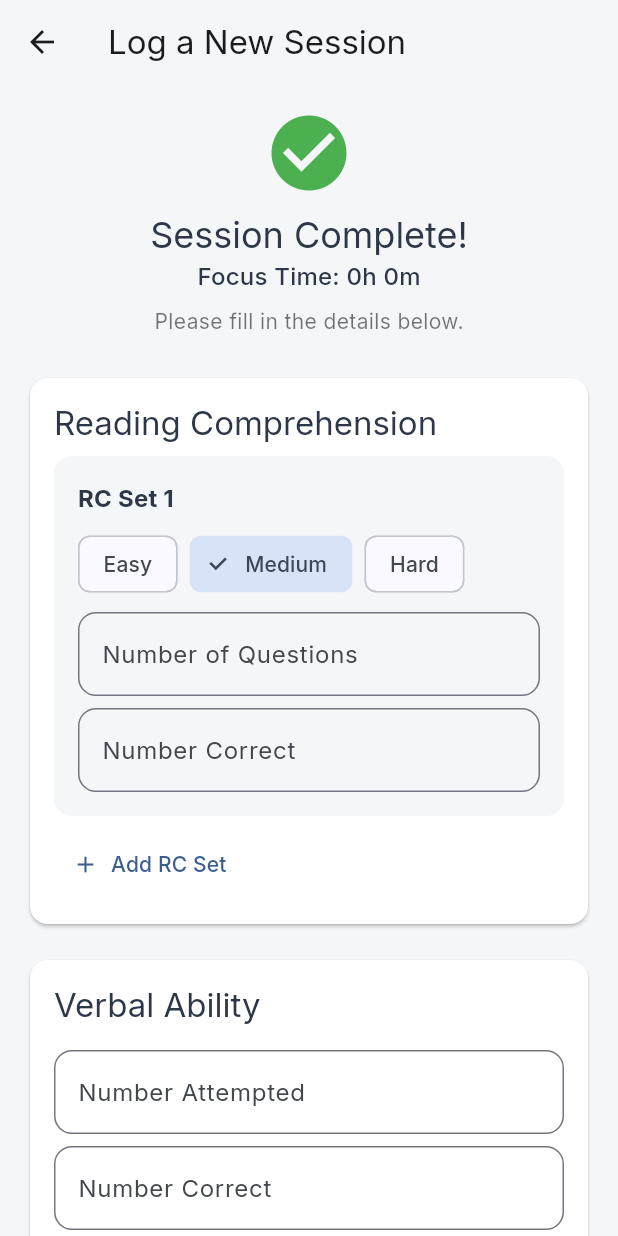
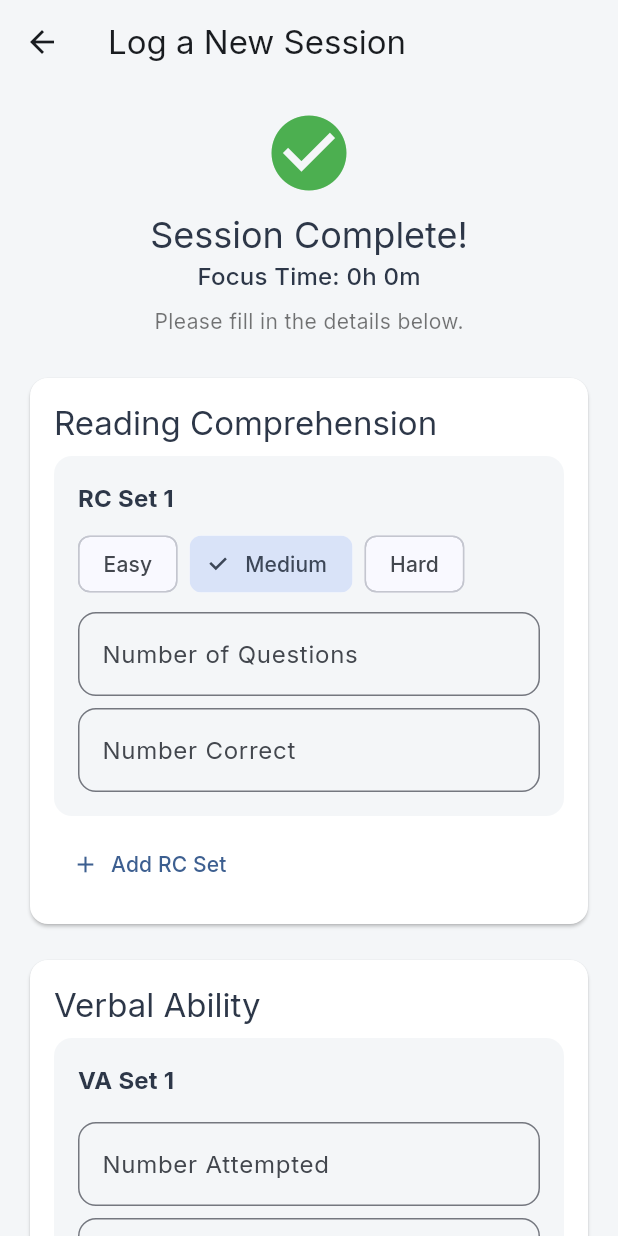
Before and after one commit to Jinil-Chandarana/CATanalysis, a Flutter app: the LogSessionScreen screen opened directly, after a tap on "Start", after a tap on "Pause", after a tap on "End Session", on a phone screen of 412 x 824 dp. Run offline on Flutter 3.47's test engine with Material 3 defaults, Android fonts, the phone set to English and light mode, and no system bars; our stand-ins replace fl_chart, flutter_riverpod, google_fonts, hive, hive_flutter; accounts and stored records are empty.

Commit message:
va better

```diff
--- a/lib/models/study_session.dart
+++ b/lib/models/study_session.dart
@@ -2,6 +2,7 @@ import 'package:hive/hive.dart';
 
 part 'study_session.g.dart';
 
+// (Enums and Extensions are unchanged)
 @HiveType(typeId: 0)
 enum Subject {
   @HiveField(0)
@@ -46,6 +47,7 @@ extension DifficultyExtension on Difficulty {
 
 @HiveType(typeId: 1)
 class StudySession extends HiveObject {
+  // (Fields are unchanged)
   @HiveField(0)
   late String id;
   @HiveField(1)
@@ -71,6 +73,7 @@ class StudySession extends HiveObject {
     required this.metrics,
   });
 
+  // (Getters for notes, review, etc., are unchanged)
   double get focusPercentage {
     if (seatingDuration.inSeconds == 0) return 0.0;
     return focusDuration.inSeconds / seatingDuration.inSeconds;
@@ -81,7 +84,7 @@ class StudySession extends HiveObject {
   List<String> get tags => (metrics['tags'] as List?)?.cast<String>() ?? [];
   String? get taskName => metrics['task_name'] as String?;
 
-  // --- GETTERS FOR VARC ---
+  // --- GETTERS FOR VARC (UPDATED) ---
   List<Map> get _rcSets => (metrics['rc_sets'] as List?)?.cast<Map>() ?? [];
   int get rcTotalAttempted =>
       _rcSets.fold(0, (prev, set) => prev + ((set['questions'] ?? 0) as int));
@@ -92,21 +95,21 @@ class StudySession extends HiveObject {
   double get rcTimePerQuestion =>
       rcTotalAttempted > 0 ? focusDuration.inSeconds / rcTotalAttempted : 0.0;
 
-  int get vaTotalAttempted => (metrics['va_attempted'] ?? 0) as int;
-  int get vaTotalCorrect => (metrics['va_correct'] ?? 0) as int;
+  // --- NEW: Logic to handle multiple VA sets ---
+  List<Map> get vaSets => (metrics['va_sets'] as List?)?.cast<Map>() ?? [];
+  int get vaTotalAttempted =>
+      vaSets.fold(0, (prev, set) => prev + ((set['attempted'] ?? 0) as int));
+  int get vaTotalCorrect =>
+      vaSets.fold(0, (prev, set) => prev + ((set['correct'] ?? 0) as int));
   double get vaAccuracy =>
       vaTotalAttempted > 0 ? vaTotalCorrect / vaTotalAttempted : 0.0;
 
-  // --- GETTERS FOR LRDI ---
+  // (Getters for LRDI and QA are unchanged)
   List<Map> get _lrdiSets => (metrics['lrdi_sets'] as List?)?.cast<Map>() ?? [];
-
-  // --- FIX: Corrected the return type to List<Map> and renamed for clarity ---
   List<Map> get lrdiSoloSets =>
       _lrdiSets.where((set) => (set['is_solo'] ?? false) as bool).toList();
-
   int get lrdiSetsAttempted => _lrdiSets.length;
-  int get lrdiSetsSoloCount => lrdiSoloSets.length; // Use the corrected getter
-
+  int get lrdiSetsSoloCount => lrdiSoloSets.length;
   int get lrdiSoloTotalAttempted => lrdiSoloSets.fold(
       0, (prev, set) => prev + ((set['questions'] ?? 0) as int));
   int get lrdiSoloTotalCorrect => lrdiSoloSets.fold(
@@ -116,8 +119,6 @@ class StudySession extends HiveObject {
       : 0.0;
   double get lrdiTimePerSet =>
       lrdiSetsAttempted > 0 ? focusDuration.inMinutes / lrdiSetsAttempted : 0.0;
-
-  // --- GETTERS FOR QA ---
   int get qaTotalAttempted => (metrics['questionsAttempted'] ?? 0) as int;
   int get qaTotalCorrect => (metrics['questionsCorrect'] ?? 0) as int;
   double get qaAccuracy =>
--- a/lib/screens/detail/section_detail_screen.dart
+++ b/lib/screens/detail/section_detail_screen.dart
@@ -13,7 +13,6 @@ class SectionDetailScreen extends ConsumerWidget {
 
   @override
   Widget build(BuildContext context, WidgetRef ref) {
-    // This build method is correct and remains unchanged
     final sessionsProvider = switch (subject) {
       Subject.varc => varcSessionsProvider,
       Subject.lrdi => lrdiSessionsProvider,
@@ -67,12 +66,10 @@ class SectionDetailScreen extends ConsumerWidget {
     );
   }
 
-  // --- WIDGET REDESIGNED with a clean Linear Progress Bar ---
   Widget _buildSessionCard(
       BuildContext context, StudySession session, WidgetRef ref) {
-    // Create a single list of all stat widgets for this session
     final List<Widget> statRows = [
-      ..._getMetricsWidgets(session), // Subject-specific metrics
+      ..._getMetricsWidgets(session),
     ];
 
     return Card(
@@ -80,12 +77,10 @@ class SectionDetailScreen extends ConsumerWidget {
       elevation: 4,
       shadowColor: Colors.black.withOpacity(0.08),
       shape: RoundedRectangleBorder(borderRadius: BorderRadius.circular(16)),
-      clipBehavior:
-          Clip.antiAlias, // Important for the notes section background
+      clipBehavior: Clip.antiAlias,
       child: Column(
         crossAxisAlignment: CrossAxisAlignment.start,
         children: [
-          // --- HEADER: Date, Time, and Delete Button ---
           Padding(
             padding: const EdgeInsets.fromLTRB(16, 16, 8, 12),
             child: Row(
@@ -118,17 +113,12 @@ class SectionDetailScreen extends ConsumerWidget {
               ],
             ),
           ),
-
-          // --- DIVIDER: Cleanly separates header from data ---
           const Divider(height: 1),
-
-          // --- STATS AND PROGRESS BAR SECTION ---
           Padding(
             padding: const EdgeInsets.all(16.0),
             child: Column(
               crossAxisAlignment: CrossAxisAlignment.start,
               children: [
-                // The list of text-based stats
                 ListView.separated(
                   itemCount: statRows.length,
                   shrinkWrap: true,
@@ -137,15 +127,12 @@ class SectionDetailScreen extends ConsumerWidget {
                   separatorBuilder: (context, index) =>
                       const SizedBox(height: 10),
                 ),
-                // --- THIS IS THE ONLY CHANGE: Reduced the spacing from 16 to 12 ---
+                // --- SPACING FIX: Reduced from 16 to 12 ---
                 const SizedBox(height: 12),
-                // The new, cool linear progress bar
                 _buildFocusIndicatorBar(session),
               ],
             ),
           ),
-
-          // --- NOTES SECTION (if available) ---
           if (session.notes != null && session.notes!.isNotEmpty)
             _buildNotesSection(session),
         ],
@@ -153,7 +140,6 @@ class SectionDetailScreen extends ConsumerWidget {
     );
   }
 
-  // --- NEW WIDGET: The Linear Progress Indicator Bar ---
   Widget _buildFocusIndicatorBar(StudySession session) {
     final subjectColor = AppColors.getSubjectColor(session.subject);
     String formatDuration(Duration d) =>
@@ -162,7 +148,6 @@ class SectionDetailScreen extends ConsumerWidget {
     return Column(
       crossAxisAlignment: CrossAxisAlignment.start,
       children: [
-        // Title for the bar
         Text(
           'Focus Efficiency',
           style: TextStyle(
@@ -171,10 +156,8 @@ class SectionDetailScreen extends ConsumerWidget {
               color: Colors.grey.shade600),
         ),
         const SizedBox(height: 8),
-        // The bar itself, built with a Stack and Containers
         Stack(
           children: [
-            // The background of the bar
             Container(
               height: 10,
               decoration: BoxDecoration(
@@ -182,7 +165,6 @@ class SectionDetailScreen extends ConsumerWidget {
                 borderRadius: BorderRadius.circular(5),
               ),
             ),
-            // The foreground (progress) of the bar
             LayoutBuilder(
               builder: (context, constraints) => Container(
                 height: 10,
@@ -196,7 +178,6 @@ class SectionDetailScreen extends ConsumerWidget {
           ],
         ),
         const SizedBox(height: 6),
-        // Labels below the bar
         Row(
           mainAxisAlignment: MainAxisAlignment.spaceBetween,
           children: [
@@ -217,7 +198,6 @@ class SectionDetailScreen extends ConsumerWidget {
     );
   }
 
-  // --- HELPER: The simple, clean "bill-style" row ---
   Widget _buildMetricRow(String label, String value) {
     return Row(
       mainAxisAlignment: MainAxisAlignment.spaceBetween,
@@ -237,7 +217,6 @@ class SectionDetailScreen extends ConsumerWidget {
     );
   }
 
-  // --- HELPER: A dedicated, styled notes section ---
   Widget _buildNotesSection(StudySession session) {
     return Container(
       width: double.infinity,
@@ -263,7 +242,7 @@ class SectionDetailScreen extends ConsumerWidget {
     );
   }
 
-  // --- HELPER: Gathers all subject-specific metric widgets ---
+  // --- THIS HELPER IS UPDATED ---
   List<Widget> _getMetricsWidgets(StudySession session) {
     String formatAccuracy(double acc, int correct, int total) {
       if (total == 0) return '0.0% ($correct/$total)';
@@ -290,13 +269,20 @@ class SectionDetailScreen extends ConsumerWidget {
                 set['questions']),
           ));
         }
-        if (session.vaTotalAttempted > 0) {
+        // --- NEW: Display multiple VA sets ---
+        for (var set in session.vaSets) {
           metrics.add(_buildMetricRow(
-              'VA: ${session.tags.isNotEmpty ? session.tags.first : ""}',
-              formatAccuracy(session.vaAccuracy, session.vaTotalCorrect,
-                  session.vaTotalAttempted)));
+            'VA: ${set['topic'] ?? 'Unknown'}',
+            formatAccuracy(
+                (set['attempted'] ?? 0) > 0
+                    ? (set['correct'] as int) / (set['attempted'] as int)
+                    : 0.0,
+                set['correct'],
+                set['attempted']),
+          ));
         }
         break;
+      // (Other cases are unchanged)
       case Subject.lrdi:
         for (var set in (session.metrics['lrdi_sets'] as List)) {
           metrics.add(_buildMetricRow(
@@ -330,7 +316,7 @@ class SectionDetailScreen extends ConsumerWidget {
     return metrics;
   }
 
-  // --- UNCHANGED WIDGETS BELOW ---
+  // (Stat widgets are unchanged)
   Widget _buildVaTopicStats(BuildContext context, WidgetRef ref) {
     final tagStats = ref.watch(vaTagStatsProvider);
     if (tagStats.isEmpty) return const SizedBox.shrink();
@@ -356,9 +342,8 @@ class SectionDetailScreen extends ConsumerWidget {
                   children: [
                     Text(entry.key),
                     Text(
-                      '${(entry.value.correct / entry.value.total * 100).toStringAsFixed(1)}% (${entry.value.correct}/${entry.value.total})',
-                      style: const TextStyle(fontWeight: FontWeight.w600),
-                    ),
+                        '${(entry.value.correct / entry.value.total * 100).toStringAsFixed(1)}% (${entry.value.correct}/${entry.value.total})',
+                        style: const TextStyle(fontWeight: FontWeight.w600)),
                   ],
                 ),
               ),
@@ -393,9 +378,8 @@ class SectionDetailScreen extends ConsumerWidget {
                   children: [
                     Text(entry.key),
                     Text(
-                      '${(entry.value.correct / entry.value.total * 100).toStringAsFixed(1)}% (${entry.value.correct}/${entry.value.total})',
-                      style: const TextStyle(fontWeight: FontWeight.w600),
-                    ),
+                        '${(entry.value.correct / entry.value.total * 100).toStringAsFixed(1)}% (${entry.value.correct}/${entry.value.total})',
+                        style: const TextStyle(fontWeight: FontWeight.w600)),
                   ],
                 ),
               ),
--- a/lib/screens/logging/widgets/session_form.dart
+++ b/lib/screens/logging/widgets/session_form.dart
@@ -11,6 +11,12 @@ class RcSetControllers {
   final TextEditingController questions = TextEditingController();
   final TextEditingController correct = TextEditingController();
   Difficulty difficulty = Difficulty.medium;
+}
+
+class VaSetControllers {
+  final TextEditingController attempted = TextEditingController();
+  final TextEditingController correct = TextEditingController();
+  String? topic;
 }
 
 class LrdiSetControllers {
@@ -39,13 +45,10 @@ class SessionForm extends ConsumerStatefulWidget {
 }
 
 class _SessionFormState extends ConsumerState<SessionForm> {
+  // (State variables and controllers are unchanged)
   final _formKey = GlobalKey<FormState>();
-
-  // (State variables are unchanged)
   final List<RcSetControllers> _rcSets = [];
-  final TextEditingController _vaAttemptedController = TextEditingController();
-  final TextEditingController _vaCorrectController = TextEditingController();
-  String? _selectedVaTopic;
+  final List<VaSetControllers> _vaSets = [];
   final List<String> _vaTopics = const [
     'Para Completion',
     'Para Jumbles',
@@ -67,12 +70,17 @@ class _SessionFormState extends ConsumerState<SessionForm> {
   final TextEditingController _notesController = TextEditingController();
   bool _isForReview = false;
 
-  // (initState and dispose are unchanged)
+  // (initState, dispose, add/remove methods are unchanged)
   @override
   void initState() {
     super.initState();
-    if (widget.subject == Subject.varc) _addRcSet();
-    if (widget.subject == Subject.lrdi) _addLrdiSet();
+    if (widget.subject == Subject.varc) {
+      _addRcSet();
+      _addVaSet();
+    }
+    if (widget.subject == Subject.lrdi) {
+      _addLrdiSet();
+    }
   }
 
   @override
@@ -81,8 +89,10 @@ class _SessionFormState extends ConsumerState<SessionForm> {
       c.questions.dispose();
       c.correct.dispose();
     });
-    _vaAttemptedController.dispose();
-    _vaCorrectController.dispose();
+    _vaSets.forEach((c) {
+      c.attempted.dispose();
+      c.correct.dispose();
+    });
     _lrdiSets.forEach((c) {
       c.questions.dispose();
       c.correct.dispose();
@@ -96,6 +106,8 @@ class _SessionFormState extends ConsumerState<SessionForm> {
 
   void _addRcSet() => setState(() => _rcSets.add(RcSetControllers()));
   void _removeRcSet(int index) => setState(() => _rcSets.removeAt(index));
+  void _addVaSet() => setState(() => _vaSets.add(VaSetControllers()));
+  void _removeVaSet(int index) => setState(() => _vaSets.removeAt(index));
   void _addLrdiSet() => setState(() => _lrdiSets.add(LrdiSetControllers()));
   void _removeLrdiSet(int index) => setState(() => _lrdiSets.removeAt(index));
 
@@ -109,12 +121,12 @@ class _SessionFormState extends ConsumerState<SessionForm> {
             const SnackBar(content: Text('Please select a QA topic.')));
         return;
       }
-      if (widget.subject == Subject.varc &&
-          getInt(_vaAttemptedController) > 0 &&
-          _selectedVaTopic == null) {
-        ScaffoldMessenger.of(context).showSnackBar(
-            const SnackBar(content: Text('Please select a VA topic.')));
+      for (final vaSet in _vaSets) {
+        if (getInt(vaSet.attempted) > 0 && vaSet.topic == null) {
+          ScaffoldMessenger.of(context).showSnackBar(const SnackBar(
+              content: Text('Please select a topic for each VA set.')));
           return;
+        }
       }
       final metrics = <String, dynamic>{};
       final seatingDuration = widget.endTime.difference(widget.startTime);
@@ -127,11 +139,14 @@ class _SessionFormState extends ConsumerState<SessionForm> {
                     'difficulty': c.difficulty.index
                   })
               .toList();
-          metrics['va_attempted'] = getInt(_vaAttemptedController);
-          metrics['va_correct'] = getInt(_vaCorrectController);
-          if (_selectedVaTopic != null) {
-            metrics['tags'] = [_selectedVaTopic!];
-          }
+          metrics['va_sets'] = _vaSets
+              .where((c) => getInt(c.attempted) > 0)
+              .map((c) => {
+                    'attempted': getInt(c.attempted),
+                    'correct': getInt(c.correct),
+                    'topic': c.topic
+                  })
+              .toList();
           break;
         case Subject.lrdi:
           metrics['lrdi_sets'] = _lrdiSets
@@ -168,7 +183,7 @@ class _SessionFormState extends ConsumerState<SessionForm> {
     }
   }
 
-  // --- THIS SECTION IS UPDATED ---
+  // (build method is unchanged)
   @override
   Widget build(BuildContext context) {
     return Form(
@@ -181,9 +196,7 @@ class _SessionFormState extends ConsumerState<SessionForm> {
           Card(
               child: Padding(
                   padding: const EdgeInsets.fromLTRB(16, 8, 16, 8),
-              child: _buildGlobalFields(),
-            ),
-          ),
+                  child: _buildGlobalFields())),
           const SizedBox(height: 24),
           ElevatedButton(
             onPressed: _saveSession,
@@ -199,6 +212,7 @@ class _SessionFormState extends ConsumerState<SessionForm> {
     );
   }
 
+  // --- THIS SECTION IS UPDATED ---
   List<Widget> _buildFormFields() {
     switch (widget.subject) {
       case Subject.varc:
@@ -213,10 +227,7 @@ class _SessionFormState extends ConsumerState<SessionForm> {
   }
 
   List<Widget> _buildVarcForm() {
-    int getInt(TextEditingController controller) =>
-        int.tryParse(controller.text) ?? 0;
     return [
-      if (_rcSets.isNotEmpty || getInt(_vaAttemptedController) == 0)
       Card(
         child: Padding(
           padding: const EdgeInsets.all(16.0),
@@ -259,31 +270,53 @@ class _SessionFormState extends ConsumerState<SessionForm> {
             children: [
               Text("Verbal Ability",
                   style: Theme.of(context).textTheme.titleLarge),
+              ..._vaSets.asMap().entries.map((entry) {
+                return _buildSetSubCard(
+                  index: entry.key,
+                  title: "VA Set ${entry.key + 1}",
+                  onRemove: () => _removeVaSet(entry.key),
+                  children: [
+                    _buildTextField(
+                        _vaSets[entry.key].attempted, 'Number Attempted'),
+                    _buildTextField(
+                        _vaSets[entry.key].correct, 'Number Correct'),
+                    const SizedBox(height: 16),
+                    Text("Topic",
+                        style: Theme.of(context).textTheme.titleMedium),
                     const SizedBox(height: 8),
-              _buildTextField(_vaAttemptedController, 'Number Attempted'),
-              _buildTextField(_vaCorrectController, 'Number Correct'),
-              const SizedBox(height: 16),
-              Text("Topic", style: Theme.of(context).textTheme.titleMedium),
-              const SizedBox(height: 8),
+                    // --- THIS IS THE FIX: Replaced Dropdown with ChoiceChip grid ---
                     Wrap(
                       spacing: 8.0,
                       runSpacing: 8.0,
                       children: _vaTopics.map((topic) {
                         return ChoiceChip(
                           label: Text(topic),
-                    selected: _selectedVaTopic == topic,
-                    onSelected: (isSelected) => setState(
-                        () => isSelected ? _selectedVaTopic = topic : null),
-                    // --- COLOR FIX: Removed custom colors to use default theme blue ---
+                          selected: _vaSets[entry.key].topic == topic,
+                          onSelected: (isSelected) {
+                            setState(() {
+                              if (isSelected) {
+                                _vaSets[entry.key].topic = topic;
+                              }
+                            });
+                          },
                         );
                       }).toList(),
                     ),
+                  ],
+                );
+              }).toList(),
+              TextButton.icon(
+                  icon: const Icon(Icons.add),
+                  label: const Text("Add VA Set"),
+                  onPressed: _addVaSet),
             ],
           ),
         ),
       ),
     ];
   }
+
+  // (The rest of the file is unchanged.)
 
   List<Widget> _buildLrdiForm() {
     return [
@@ -364,7 +397,6 @@ class _SessionFormState extends ConsumerState<SessionForm> {
                     selected: _selectedQaTopic == topic,
                     onSelected: (isSelected) => setState(
                         () => isSelected ? _selectedQaTopic = topic : null),
-                    // --- COLOR FIX: Removed custom colors to use default theme blue ---
                   );
                 }).toList(),
               ),
@@ -439,7 +471,6 @@ class _SessionFormState extends ConsumerState<SessionForm> {
     );
   }
 
-  // --- UI FIX: Upgraded to ChoiceChips for consistency ---
   Widget _buildDifficultySelector(
       Function(Difficulty) onSelectionChanged, Difficulty groupValue) {
     return Wrap(
@@ -453,7 +484,6 @@ class _SessionFormState extends ConsumerState<SessionForm> {
               onSelectionChanged(d);
             }
           },
-          // --- COLOR FIX: Removed custom colors to use default theme blue ---
         );
       }).toList(),
     );
```
Also changed, not shown: lib/providers/session_provider.dart (+14 -20 lines). Lines whose indentation alone changed are shown as unchanged.
